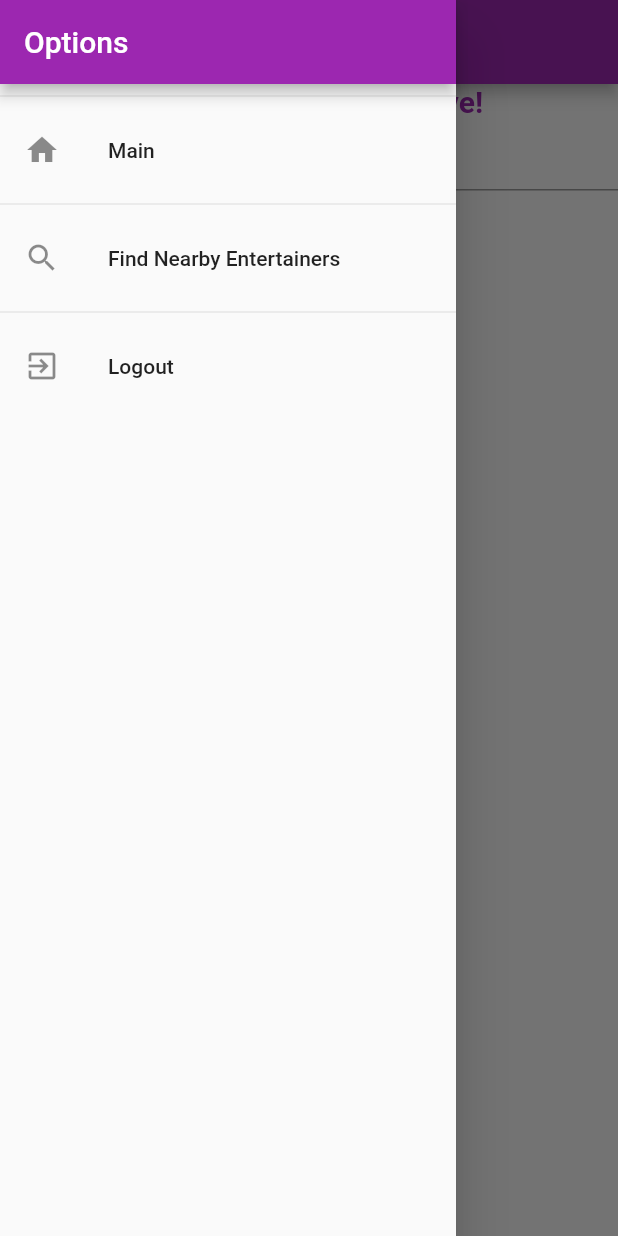
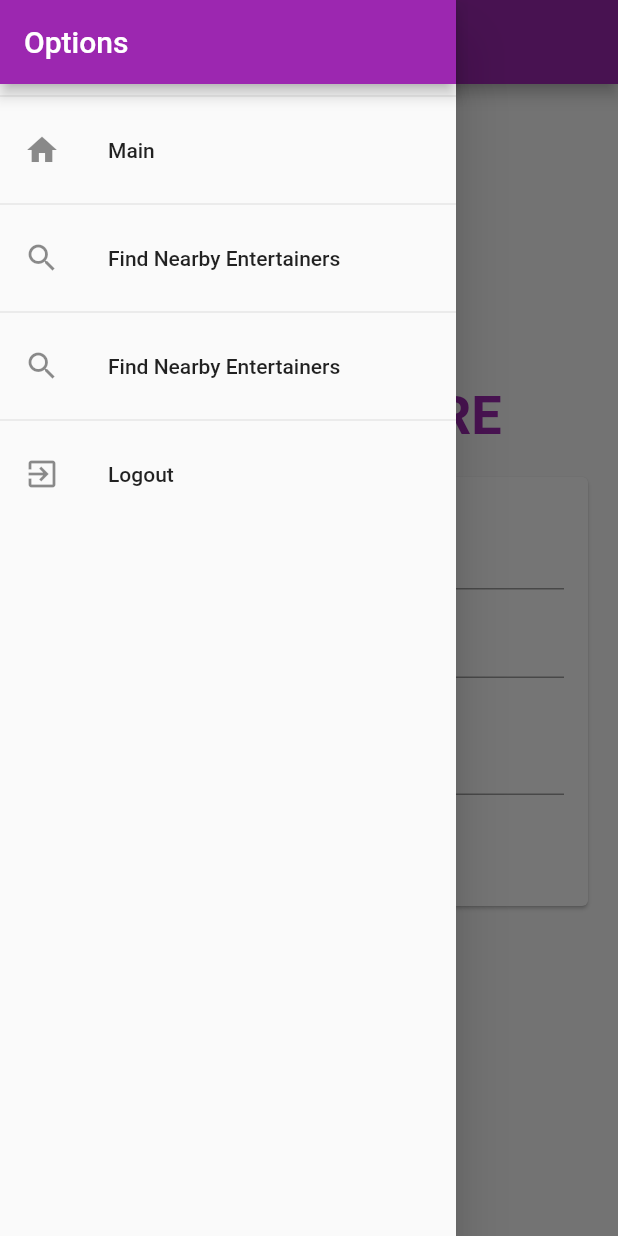
Before and after one commit to derekdotdev/request-live-mobile, a Flutter app: the EntertainerScreen screen opened directly with empty values, with the side drawer open, on a phone screen of 412 x 824 dp. Run offline on Flutter 3.47's test engine with Material 2 defaults, Android fonts, the light colour scheme and no system bars; our stand-ins replace cloud_firestore, firebase_auth, firebase_core, firebase_messaging; accounts and stored records are empty.

Commit message:
Add ability to send request to particular entertainer using Form + TextFormFields.

```diff
--- a/lib/screens/entertainer_screen.dart
+++ b/lib/screens/entertainer_screen.dart
@@ -1,47 +1,100 @@
+import 'package:flutter/material.dart';
 import 'package:firebase_auth/firebase_auth.dart';
-import 'package:flutter/material.dart';
+import 'package:cloud_firestore/cloud_firestore.dart';
 
 import '../widgets/app_drawer.dart';
+import '../widgets/entertainer/new_request_form.dart';
 
 class EntertainerScreenArgs {
-  final String uid;
-  final String userName;
-  EntertainerScreenArgs(this.uid, this.userName);
+  final String entertainerUid;
+  final String entertainerUserName;
+  EntertainerScreenArgs(this.entertainerUid, this.entertainerUserName);
 }
 
 class EntertainerScreen extends StatefulWidget {
-  static const routeName = '/entertainer/';
+  static final routeName = '/entertainer/';
 
   @override
   State<EntertainerScreen> createState() => _EntertainerScreenState();
 }
 
 class _EntertainerScreenState extends State<EntertainerScreen> {
+  final _isLoading = false;
+
+  @override
+  void initState() {
+    super.initState();
+  }
+
   @override
   Widget build(BuildContext context) {
+    final args =
+        ModalRoute.of(context)!.settings.arguments as EntertainerScreenArgs;
 
-    final args = ModalRoute.of(context)!.settings.arguments as EntertainerScreenArgs;
+    Future<void> _sendRequest(
+      String artist,
+      String title,
+      String notes,
+      String requesterId,
+      BuildContext ctx,
+    ) async {
+      // Hide soft keyboard
+      FocusScope.of(context).unfocus();
+
+      // Persist request to database
+      try {
+        await FirebaseFirestore.instance
+            .collection('entertainers')
+            .doc(args.entertainerUid)
+            .collection('requests')
+            .add(
+          {
+            'artist': artist,
+            'title': title,
+            'notes': notes,
+            'requested_by': requesterId,
+            'entertainer_id': args.entertainerUid,
+            'timestamp': Timestamp.now(),
+          },
+        );
+
+        ScaffoldMessenger.of(ctx).showSnackBar(
+          const SnackBar(
+            content: Text('Your request has been sent!'),
+            backgroundColor: Colors.green,
+          ),
+        );
+      } catch (err) {
+        ScaffoldMessenger.of(ctx).showSnackBar(
+          SnackBar(
+            content: Text('Something went wrong: ' + err.toString()),
+            backgroundColor: Theme.of(ctx).errorColor,
+          ),
+        );
+        print(err);
+        return;
+      }
+    }
+
     return Scaffold(
       appBar: AppBar(
-        title: Text('Entertainer\'s Page'),
+        title: Text('${args.entertainerUserName}\'s Page'),
       ),
-      drawer: AppDrawer(),
-      body: Center(
-        child: Column(
+      drawer: const AppDrawer(),
+      body: Column(
+        mainAxisAlignment: MainAxisAlignment.center,
         crossAxisAlignment: CrossAxisAlignment.center,
-          mainAxisAlignment: MainAxisAlignment.start,
         children: [
           Text(
-              'Welcome to Request Live!',
+            'BIO GOES HERE',
             style: TextStyle(
-                fontSize: 20,
+              fontSize: 36,
               fontWeight: FontWeight.bold,
               color: Theme.of(context).primaryColor,
             ),
           ),
-            TextField()
+          NewRequestForm(_isLoading, _sendRequest),
         ],
-        ),
       ),
     );
   }
--- a/lib/widgets/app_drawer.dart
+++ b/lib/widgets/app_drawer.dart
@@ -13,31 +13,41 @@ class AppDrawer extends StatelessWidget {
       child: Column(
         children: [
           AppBar(
-            title: Text('Options'),
+            title: const Text('Options'),
             automaticallyImplyLeading: false,
           ),
-          Divider(),
+          const Divider(),
           ListTile(
-            leading: Icon(Icons.home),
-            title: Text('Main'),
+            leading: const Icon(Icons.home),
+            title: const Text('Main'),
             onTap: () {
               Navigator.of(context)
                   .pushReplacementNamed(WelcomeScreen.routeName);
             },
           ),
-          Divider(),
+          const Divider(),
+          // TODO use determine if a user is an entertainer and conditionally show 'my requests'
           ListTile(
-            leading: Icon(Icons.search),
-            title: Text('Find Nearby Entertainers'),
+            leading: const Icon(Icons.search),
+            title: const Text('Find Nearby Entertainers'),
             onTap: () {
               Navigator.of(context).pop();
               Navigator.of(context).pushNamed(SearchScreen.routeName);
             },
           ),
-          Divider(),
+          const Divider(),
           ListTile(
-            leading: Icon(Icons.exit_to_app),
-            title: Text('Logout'),
+            leading: const Icon(Icons.search),
+            title: const Text('Find Nearby Entertainers'),
+            onTap: () {
+              Navigator.of(context).pop();
+              Navigator.of(context).pushNamed(SearchScreen.routeName);
+            },
+          ),
+          const Divider(),
+          ListTile(
+            leading: const Icon(Icons.exit_to_app),
+            title: const Text('Logout'),
             onTap: () {
               Navigator.of(context).pop();
               FirebaseAuth.instance.signOut();
--- /dev/null
+++ b/lib/widgets/entertainer/new_request_form.dart
@@ -0,0 +1,170 @@
+import 'package:flutter/material.dart';
+import 'package:firebase_auth/firebase_auth.dart';
+import 'package:cloud_firestore/cloud_firestore.dart';
+
+class NewRequestForm extends StatefulWidget {
+  const NewRequestForm(this.isLoading, this.submitFn, {Key? key})
+      : super(key: key);
+
+  final bool isLoading;
+  final Future<void> Function(
+    String artist,
+    String title,
+    String notes,
+    String requesterId,
+    BuildContext ctx,
+  ) submitFn;
+
+  @override
+  State<NewRequestForm> createState() => _NewRequestFormState();
+}
+
+class _NewRequestFormState extends State<NewRequestForm> {
+  final requester = FirebaseAuth.instance.currentUser;
+  final _formKey = GlobalKey<FormState>();
+  final _artistController = TextEditingController();
+  final _titleController = TextEditingController();
+  final _notesController = TextEditingController();
+  final _titleFocusNode = FocusNode();
+  final _notesFocusNode = FocusNode();
+  var _artist = '';
+  var _title = '';
+  var _notes = '';
+
+  @override
+  void dispose() {
+    super.dispose();
+    _artistController.dispose();
+    _titleController.dispose();
+    _notesController.dispose();
+  }
+
+  Future<void> _trySubmit() async {
+    // Run validation on Artist & Title TextFormFields
+    final isValid = _formKey.currentState!.validate();
+
+    // Close the soft keyboard
+    FocusScope.of(context).unfocus();
+
+    if (isValid) {
+      // Save Form Data
+      _formKey.currentState!.save();
+
+      // Call parent function
+      widget.submitFn(
+        _artist.trim(),
+        _title.trim(),
+        _notes.trim(),
+        requester!.uid,
+        context,
+      );
+
+      // Clear TextFields
+      _clearFields();
+    }
+  }
+
+  void _clearFields() {
+    _artistController.clear();
+    _titleController.clear();
+    _notesController.clear();
+  }
+
+  @override
+  Widget build(BuildContext context) {
+    return Center(
+      child: Card(
+        margin: const EdgeInsets.all(20),
+        child: SingleChildScrollView(
+          child: Padding(
+            padding: const EdgeInsets.all(16.0),
+            child: Form(
+              key: _formKey,
+              child: Column(
+                mainAxisAlignment: MainAxisAlignment.center,
+                mainAxisSize: MainAxisSize.min,
+                // mainAxisAlignment: MainAxisAlignment.spaceEvenly,
+                children: [
+                  // Artist Input
+                  TextFormField(
+                    controller: _artistController,
+                    key: const ValueKey('artist'),
+                    autocorrect: false,
+                    textCapitalization: TextCapitalization.none,
+                    enableSuggestions: true,
+                    decoration: const InputDecoration(labelText: 'Artist'),
+                    textInputAction: TextInputAction.next,
+                    onFieldSubmitted: (_) {
+                      FocusScope.of(context).requestFocus(_titleFocusNode);
+                    },
+                    validator: (value) {
+                      if (value!.isEmpty) {
+                        return 'Please enter the artist\'s name.';
+                      }
+                      return null;
+                    },
+                    onSaved: (value) {
+                      _artist = value!;
+                    },
+                  ),
+                  // Title Input
+                  TextFormField(
+                    controller: _titleController,
+                    key: const ValueKey('title'),
+                    focusNode: _titleFocusNode,
+                    autocorrect: false,
+                    textCapitalization: TextCapitalization.none,
+                    enableSuggestions: true,
+                    decoration: const InputDecoration(labelText: 'Song Title'),
+                    textInputAction: TextInputAction.next,
+                    onFieldSubmitted: (_) {
+                      FocusScope.of(context).requestFocus(_notesFocusNode);
+                    },
+                    validator: (value) {
+                      if (value!.isEmpty) {
+                        return 'Please enter the song title';
+                      }
+                      return null;
+                    },
+                    onSaved: (value) {
+                      _title = value!;
+                    },
+                  ),
+                  // Additional Notes
+                  TextFormField(
+                    controller: _notesController,
+                    key: const ValueKey('notes'),
+                    focusNode: _notesFocusNode,
+                    keyboardType: TextInputType.multiline,
+                    maxLines: 2,
+                    decoration: const InputDecoration(
+                      hintText: 'It\'s my birthday',
+                      labelText: 'Notes',
+                    ),
+                    onSaved: (value) {
+                      _notes = value!;
+                    },
+                  ),
+
+                  const SizedBox(height: 10),
+                  // Send it!
+                  TextButton.icon(
+                    onPressed: _trySubmit,
+                    icon: const Icon(
+                      Icons.send,
+                      size: 30,
+                    ),
+                    label: const Text(
+                      'Send',
+                      style: TextStyle(fontWeight: FontWeight.bold),
+                    ),
+                  ),
+                ],
+              ),
+            ),
+          ),
+        ),
+      ),
+    );
+  }
+}
```
Also changed, not shown: lib/screens/welcome_screen.dart (+32 -19 lines), lib/widgets/entertainer/entertainer_bio.dart (added, +10 -0 lines), lib/widgets/entertainer/new_request.dart (deleted, +0 -102 lines), lib/providers/users.dart (added). Lines whose indentation alone changed are shown as unchanged.
